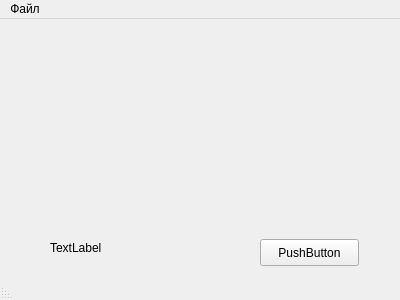
Old version of the form mainwindow.ui in the repository kzagorulko/Matrixes-Maker.
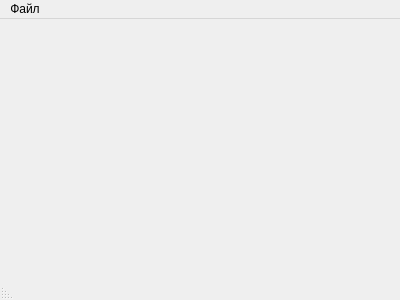
New version of the form.

The edit to the form file:
```diff
--- a/mainwindow.ui
+++ b/mainwindow.ui
@@ -16,34 +16,7 @@
   <property name="windowTitle">
    <string>Matrixes Maker</string>
   </property>
-  <widget class="QWidget" name="centralWidget">
-   <widget class="QLabel" name="label">
-    <property name="geometry">
-     <rect>
-      <x>50</x>
-      <y>220</y>
-      <width>121</width>
-      <height>17</height>
-     </rect>
-    </property>
-    <property name="text">
-     <string>TextLabel</string>
-    </property>
-   </widget>
-   <widget class="QPushButton" name="pushButton">
-    <property name="geometry">
-     <rect>
-      <x>260</x>
-      <y>220</y>
-      <width>99</width>
-      <height>27</height>
-     </rect>
-    </property>
-    <property name="text">
-     <string>PushButton</string>
-    </property>
-   </widget>
-  </widget>
+  <widget class="QWidget" name="centralWidget"/>
   <widget class="QMenuBar" name="menuBar">
    <property name="geometry">
     <rect>
```
